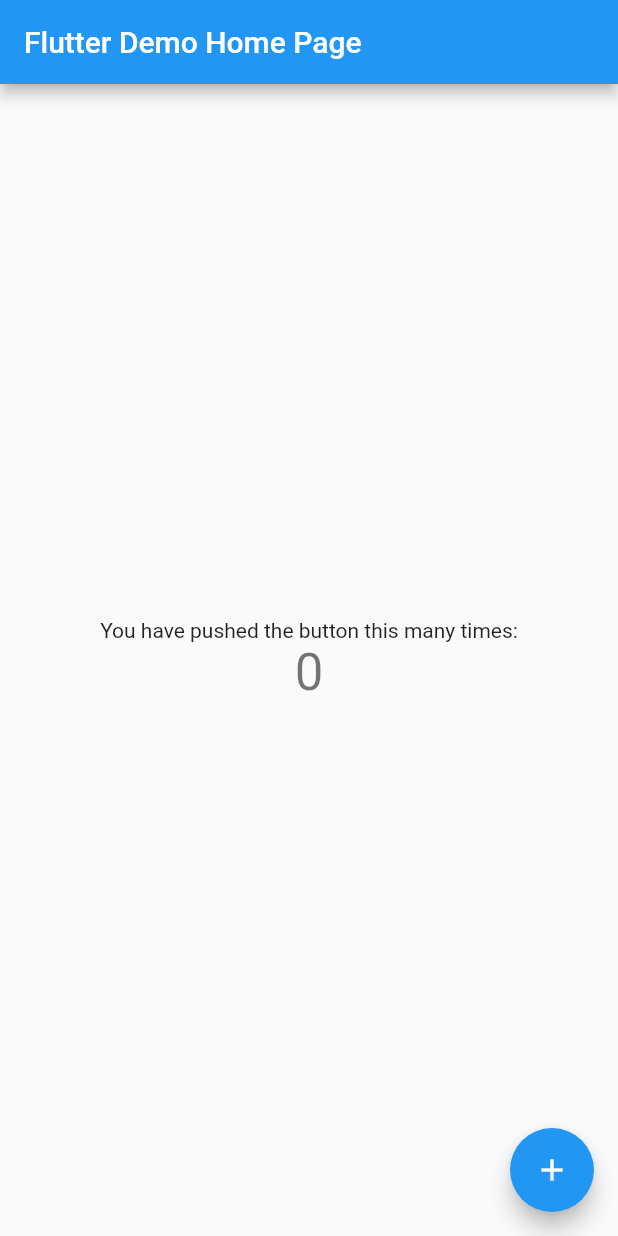
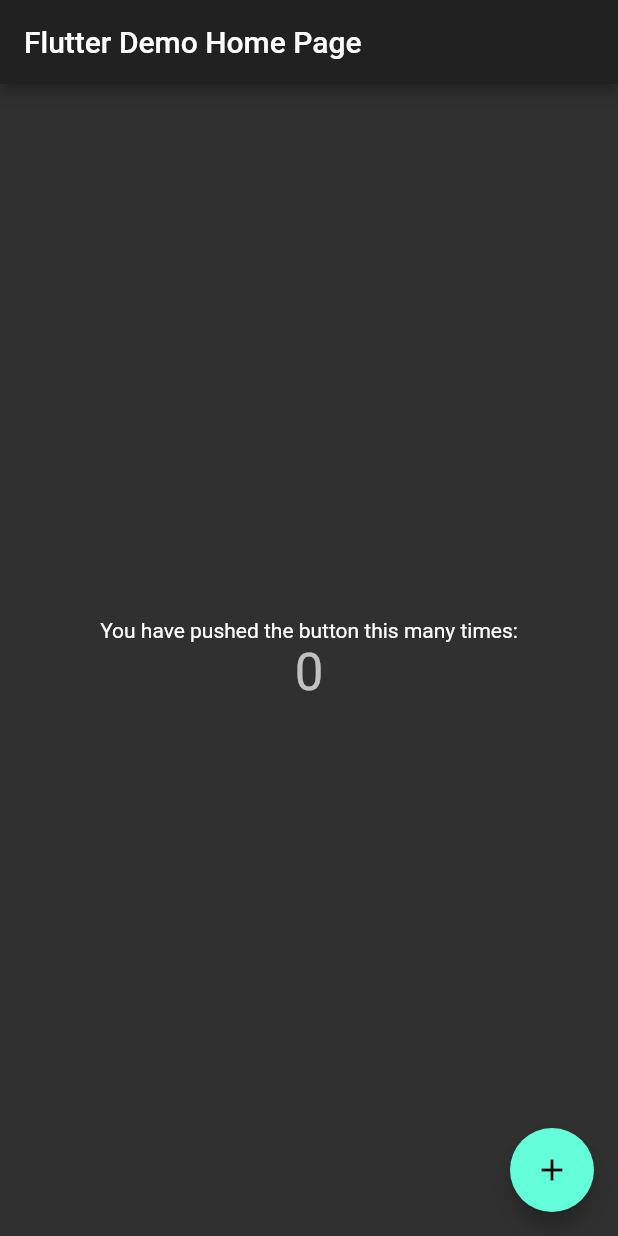
Before and after one commit to student-hub/acs-upb-mobile, a Flutter app: the screen it shows after launch, on a phone screen of 412 x 824 dp. Run offline on Flutter 3.47's test engine with Material 2 defaults, Android fonts, the phone set to English and light mode, and no system bars; our stand-ins replace dynamic_theme.

Commit message:
add dynamic theme package
source: https://github.com/Norbert515/dynamic_theme

```diff
--- a/lib/main.dart
+++ b/lib/main.dart
@@ -1,4 +1,5 @@
 import 'package:flutter/material.dart';
+import 'package:dynamic_theme/dynamic_theme.dart';
 
 void main() => runApp(MyApp());
 
@@ -6,21 +7,19 @@ class MyApp extends StatelessWidget {
   // This widget is the root of your application.
   @override
   Widget build(BuildContext context) {
-    return MaterialApp(
-      title: 'Flutter Demo',
-      theme: ThemeData(
-        // This is the theme of your application.
-        //
-        // Try running your application with "flutter run". You'll see the
-        // application has a blue toolbar. Then, without quitting the app, try
-        // changing the primarySwatch below to Colors.green and then invoke
-        // "hot reload" (press "r" in the console where you ran "flutter run",
-        // or simply save your changes to "hot reload" in a Flutter IDE).
-        // Notice that the counter didn't reset back to zero; the application
-        // is not restarted.
-        primarySwatch: Colors.blue,
-      ),
-      home: MyHomePage(title: 'Flutter Demo Home Page'),
+    return DynamicTheme(
+        defaultBrightness: Brightness.dark,
+        data: (brightness) => ThemeData(
+          primarySwatch: Colors.indigo,
+          brightness: brightness,
+        ),
+        themedWidgetBuilder: (context, theme) {
+          return MaterialApp(
+            title: 'Flutter Demo',
+            theme: theme,
+            home: MyHomePage(title: 'Flutter Demo Home Page'),
+          );
+        }
     );
   }
 }
--- a/pubspec.yaml
+++ b/pubspec.yaml
@@ -11,7 +11,7 @@ description: A mobile application for students at ACS UPB.
 # In iOS, build-name is used as CFBundleShortVersionString while build-number used as CFBundleVersion.
 # Read more about iOS versioning at
 # https://developer.apple.com/library/archive/documentation/General/Reference/InfoPlistKeyReference/Articles/CoreFoundationKeys.html
-version: 0.0.0+1
+version: 0.0.0+2
 
 environment:
   sdk: ">=2.1.0 <3.0.0"
@@ -23,6 +23,9 @@ dependencies:
   # The following adds the Cupertino Icons font to your application.
   # Use with the CupertinoIcons class for iOS style icons.
   cupertino_icons: ^0.1.2
+
+  # Package for dynamically changing the app theme
+  dynamic_theme: ^1.0.1
 
 dev_dependencies:
   flutter_test:
```
Also changed, not shown: pubspec.lock.
